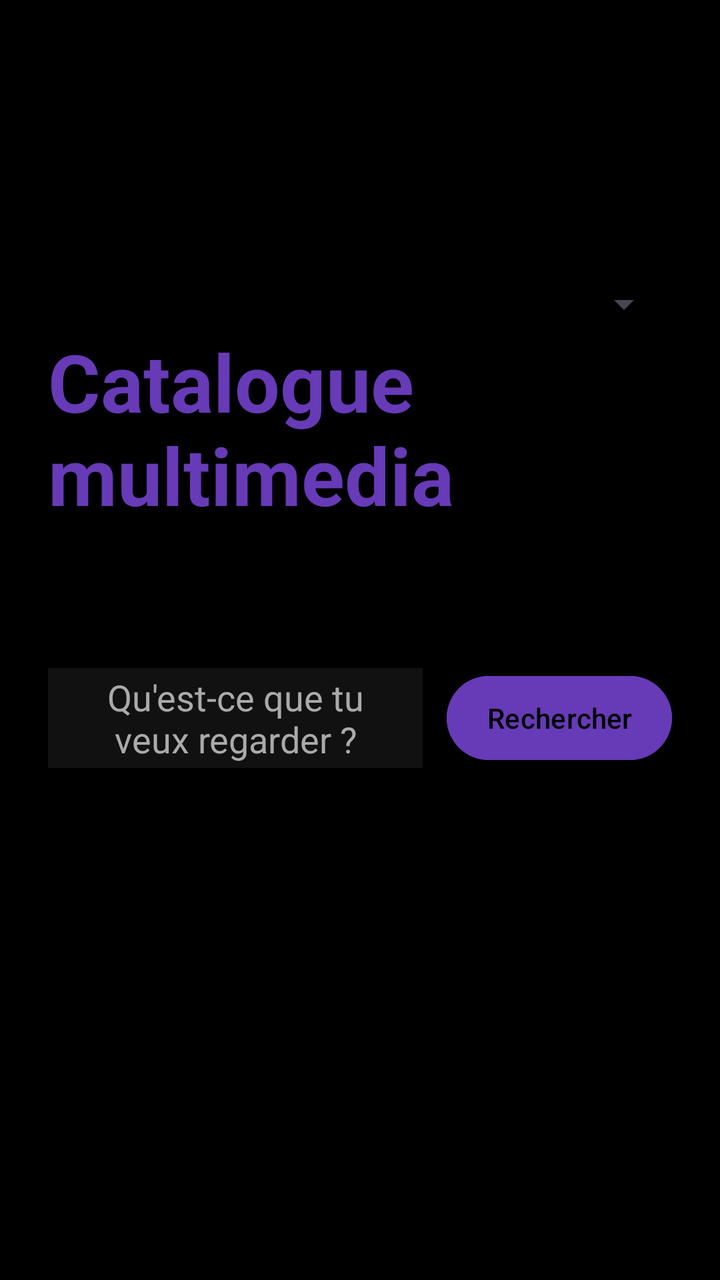
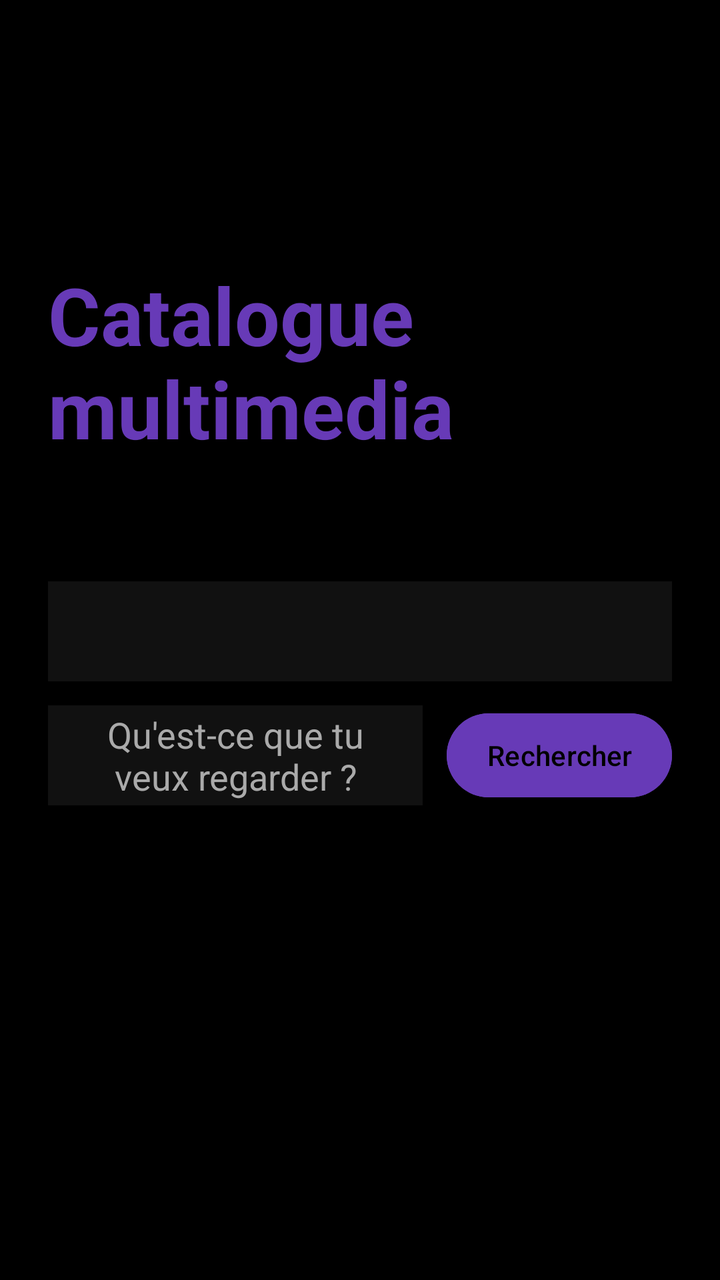

Screens rendered from an Android XML layout before and after an edit, with the pre-edit source and the edit as a unified diff.
<!-- AndroidManifest.xml: application theme Theme.CatalogueMultimedia -->
<!-- res/layout/fragment_welcome.xml -->
<?xml version="1.0" encoding="utf-8"?>
<LinearLayout xmlns:android="http://schemas.android.com/apk/res/android"
    android:layout_width="match_parent"
    android:layout_height="match_parent"
    android:orientation="vertical"
    android:background="#000000"
    android:padding="24dp"
    android:weightSum="3">

    
    <Space
        android:layout_width="match_parent"
        android:layout_height="0dp"
        android:layout_weight="1" />

    <Spinner
        android:id="@+id/contentTypeSpinner"
        android:layout_width="match_parent"
        android:layout_height="wrap_content" />


    
    <LinearLayout
        android:layout_width="match_parent"
        android:layout_height="wrap_content"
        android:orientation="vertical"
        android:gravity="center_horizontal">

        
        <TextView
            android:layout_width="wrap_content"
            android:layout_height="wrap_content"
            android:text="@string/app_name"
            android:textSize="40sp"
            android:textColor="#673AB7"
            android:textStyle="bold"
            android:layout_marginBottom="60dp" />

        
        <LinearLayout
            android:layout_width="match_parent"
            android:layout_height="wrap_content"
            android:orientation="horizontal"
            android:gravity="center_vertical"
            android:layout_marginTop="10dp">

            <EditText
                android:id="@+id/searchEditText"
                android:layout_width="0dp"
                android:layout_height="50dp"
                android:layout_weight="1"
                android:background="#111111"
                android:hint="Qu'est-ce que tu veux regarder ?"
                android:textColor="#FFFFFF"
                android:textColorHint="#AAAAAA"
                android:gravity="center"
                android:paddingLeft="20dp"
                android:paddingRight="20dp" />

            <Button
                android:id="@+id/searchButton"
                android:layout_width="wrap_content"
                android:layout_height="50dp"
                android:text="Rechercher"
                android:layout_marginStart="12dp"
                android:backgroundTint="#673AB7"
                android:textColor="#000000"
                android:paddingLeft="20dp"
                android:paddingRight="20dp" />

        </LinearLayout>

    </LinearLayout>

    
    <ProgressBar
        android:id="@+id/loadingProgressBar"
        android:layout_width="60dp"
        android:layout_height="60dp"
        android:layout_gravity="center"
        android:visibility="gone"/>

    
    <Space
        android:layout_width="match_parent"
        android:layout_height="0dp"
        android:layout_weight="2" />

</LinearLayout>
<!-- resources referenced by this layout -->
<resources>
  <string name="app_name">Catalogue multimedia</string>
  <style name="Theme.CatalogueMultimedia" parent="Base.Theme.CatalogueMultimedia" />
  <style name="Base.Theme.CatalogueMultimedia" parent="Theme.Material3.DayNight.NoActionBar">
          
          
      </style>
</resources>

<!-- the commit's change to res/layout/fragment_welcome.xml (unified diff, before → after) -->
@@ -12,12 +12,6 @@
         android:layout_width="match_parent"
         android:layout_height="0dp"
         android:layout_weight="1" />
-
-    <Spinner
-        android:id="@+id/contentTypeSpinner"
-        android:layout_width="match_parent"
-        android:layout_height="wrap_content" />
-
 
     
     <LinearLayout
@@ -37,12 +31,20 @@
             android:layout_marginBottom="60dp" />
 
         
+        <Spinner
+            android:id="@+id/contentTypeSpinner"
+            android:layout_width="match_parent"
+            android:layout_height="50dp"
+            android:background="#111111"
+            android:layout_marginBottom="12dp"
+            android:gravity="center_vertical"/>
+
+        
         <LinearLayout
             android:layout_width="match_parent"
             android:layout_height="wrap_content"
             android:orientation="horizontal"
-            android:gravity="center_vertical"
-            android:layout_marginTop="10dp">
+            android:gravity="center_vertical">
 
             <EditText
                 android:id="@+id/searchEditText"
@@ -54,8 +56,8 @@
                 android:textColor="#FFFFFF"
                 android:textColorHint="#AAAAAA"
                 android:gravity="center"
-                android:paddingLeft="20dp"
-                android:paddingRight="20dp" />
+                android:paddingStart="20dp"
+                android:paddingEnd="20dp" />
 
             <Button
                 android:id="@+id/searchButton"
@@ -65,9 +67,8 @@
                 android:layout_marginStart="12dp"
                 android:backgroundTint="#673AB7"
                 android:textColor="#000000"
-                android:paddingLeft="20dp"
-                android:paddingRight="20dp" />
-
+                android:paddingStart="20dp"
+                android:paddingEnd="20dp" />
         </LinearLayout>
 
     </LinearLayout>
@@ -78,7 +79,7 @@
         android:layout_width="60dp"
         android:layout_height="60dp"
         android:layout_gravity="center"
-        android:visibility="gone"/>
+        android:visibility="gone" />
 
     
     <Space
